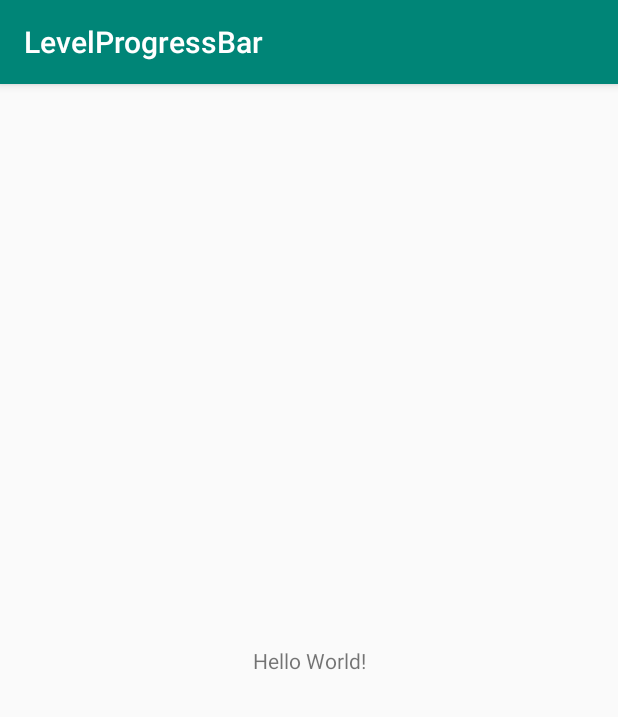
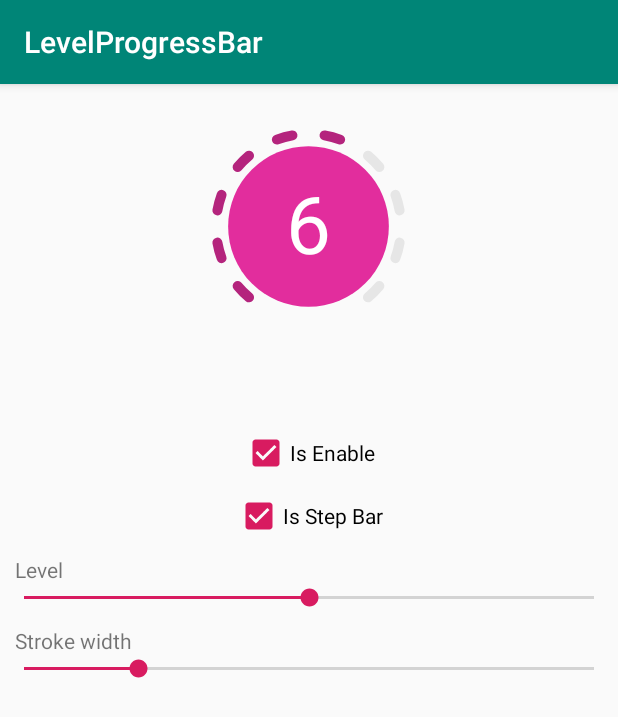
Before and after one commit to rezaiyan/LevelProgressBar, an Android app: the screen it shows after launch (MainActivity), on a phone screen of 412 x 824 dp. Shown: the top 717 px of the screen. Run offline under Robolectric (Android 15) with nearby library versions, the phone set to English and light mode, and no system bars.

Commit message:
Level progress view created

```diff
--- a/app/src/main/AndroidManifest.xml
+++ b/app/src/main/AndroidManifest.xml
@@ -1,6 +1,6 @@
 <?xml version="1.0" encoding="utf-8"?>
 <manifest xmlns:android="http://schemas.android.com/apk/res/android"
-          package="ir.alirezaiyan.levelprogressbar">
+          xmlns:tools="http://schemas.android.com/tools" package="ir.alirezaiyan.levelprogressbar">
 
     <application
             android:allowBackup="true"
@@ -8,8 +8,8 @@
             android:label="@string/app_name"
             android:roundIcon="@mipmap/ic_launcher_round"
             android:supportsRtl="true"
-            android:theme="@style/AppTheme">
-        <activity android:name=".MainActivity">
+            android:theme="@style/AppTheme" tools:ignore="GoogleAppIndexingWarning">
+        <activity android:name="ir.alirezaiyan.levelprogressbar.MainActivity">
             <intent-filter>
                 <action android:name="android.intent.action.MAIN"/>
 
--- a/app/src/main/java/ir/alirezaiyan/levelprogressbar/MainActivity.kt
+++ b/app/src/main/java/ir/alirezaiyan/levelprogressbar/MainActivity.kt
@@ -2,11 +2,46 @@ package ir.alirezaiyan.levelprogressbar
 
 import androidx.appcompat.app.AppCompatActivity
 import android.os.Bundle
+import kotlinx.android.synthetic.main.activity_main.*
+import android.widget.SeekBar
+
+
 
 class MainActivity : AppCompatActivity() {
 
     override fun onCreate(savedInstanceState: Bundle?) {
         super.onCreate(savedInstanceState)
         setContentView(R.layout.activity_main)
+
+
+        p1IsEnable.setOnCheckedChangeListener { compoundButton, b ->  p1.setEnable(b) }
+        p1IsStepBar.setOnCheckedChangeListener { compoundButton, b ->  p1.setIsStep(b)}
+
+        p1LevelSeek.setOnSeekBarChangeListener(object : SeekBar.OnSeekBarChangeListener {
+            override fun onProgressChanged(seekBar: SeekBar, progress: Int, fromUser: Boolean) {
+                p1.setSpeed(progress)
+            }
+
+            override fun onStartTrackingTouch(seekBar: SeekBar) {
+                //write custom code to on start progress
+            }
+
+            override fun onStopTrackingTouch(seekBar: SeekBar) {
+            }
+        })
+
+        p1LevelSeekStroke.setOnSeekBarChangeListener(object : SeekBar.OnSeekBarChangeListener {
+            override fun onProgressChanged(seekBar: SeekBar, progress: Int, fromUser: Boolean) {
+                p1.setStrokeWidth(progress.toFloat())
+            }
+
+            override fun onStartTrackingTouch(seekBar: SeekBar) {
+                //write custom code to on start progress
+            }
+
+            override fun onStopTrackingTouch(seekBar: SeekBar) {
+            }
+        })
+
     }
 }
--- a/app/src/main/res/layout/activity_main.xml
+++ b/app/src/main/res/layout/activity_main.xml
@@ -1,19 +1,92 @@
 <?xml version="1.0" encoding="utf-8"?>
-<androidx.constraintlayout.widget.ConstraintLayout
+<RelativeLayout
         xmlns:android="http://schemas.android.com/apk/res/android"
         xmlns:tools="http://schemas.android.com/tools"
         xmlns:app="http://schemas.android.com/apk/res-auto"
         android:layout_width="match_parent"
-        android:layout_height="match_parent"
-        tools:context=".MainActivity">
+        tools:context=".MainActivity"
+        android:layout_height="match_parent">
 
-    <TextView
-            android:layout_width="wrap_content"
-            android:layout_height="wrap_content"
-            android:text="Hello World!"
-            app:layout_constraintBottom_toBottomOf="parent"
-            app:layout_constraintLeft_toLeftOf="parent"
-            app:layout_constraintRight_toRightOf="parent"
-            app:layout_constraintTop_toTopOf="parent"/>
 
-</androidx.constraintlayout.widget.ConstraintLayout>
+    <ir.alirezaiyan.progressbar.LevelProgressBar
+            android:id="@+id/p1"
+            android:layout_width="150dp"
+            android:layout_centerHorizontal="true"
+            android:layout_marginTop="20dp"
+            android:layout_height="150dp"
+            app:spb_background_progress_color="#E22D9D"
+            app:spb_is_enable="true"
+            app:spb_unprogress_color="#E6E6E6"
+            app:spb_stroke_with="10"
+            app:spb_is_step_progress="true"
+            app:spb_level="level6"
+            app:spb_text_level_color="#fff"
+            app:spb_text_title_color="#040504"/>
+
+
+    <LinearLayout
+            android:layout_below="@+id/p1"
+            android:layout_width="match_parent"
+            android:gravity="center"
+            android:layout_marginTop="50dp"
+            android:orientation="vertical"
+            android:layout_height="wrap_content">
+
+        <CheckBox
+                android:id="@+id/p1IsEnable"
+                android:text="Is Enable"
+                android:layout_marginTop="10dp"
+                android:checked="true"
+                android:layout_width="wrap_content"
+                android:layout_height="wrap_content"
+                tools:ignore="HardcodedText"/>
+
+        <CheckBox
+                android:id="@+id/p1IsStepBar"
+                android:text="Is Step Bar"
+                android:layout_marginTop="10dp"
+                android:checked="true"
+                android:layout_width="wrap_content"
+                android:layout_height="wrap_content"
+                tools:ignore="HardcodedText"/>
+
+        <TextView
+                android:gravity="start"
+                android:layout_marginTop="10dp"
+                android:paddingStart="10dp"
+                android:layout_width="match_parent"
+                android:text="Level"
+                android:layout_height="wrap_content"
+                android:paddingLeft="10dp"
+                tools:ignore="HardcodedText,RtlSymmetry"/>
+
+        <SeekBar
+                android:id="@+id/p1LevelSeek"
+                android:indeterminate="false"
+                android:progress="5"
+                android:max="10"
+                android:layout_width="match_parent"
+                android:layout_height="wrap_content"/>
+
+
+        <TextView
+                android:gravity="start"
+                android:paddingStart="10dp"
+                android:layout_marginTop="10dp"
+                android:layout_width="match_parent"
+                android:text="Stroke width"
+                android:layout_height="wrap_content"
+                android:paddingLeft="10dp"
+                tools:ignore="HardcodedText,RtlSymmetry"/>
+
+        <SeekBar
+                android:id="@+id/p1LevelSeekStroke"
+                android:indeterminate="false"
+                android:progress="10"
+                android:max="50"
+                android:layout_width="match_parent"
+                android:layout_height="wrap_content"/>
+
+    </LinearLayout>
+
+</RelativeLayout>
--- a/build.gradle
+++ b/build.gradle
@@ -5,11 +5,11 @@ buildscript {
     repositories {
         google()
         jcenter()
-
     }
     dependencies {
         classpath 'com.android.tools.build:gradle:3.5.0-alpha07'
         classpath "org.jetbrains.kotlin:kotlin-gradle-plugin:$kotlin_version"
+        classpath 'com.novoda:bintray-release:0.8.1'
         // NOTE: Do not place your application dependencies here; they belong
         // in the individual module build.gradle files
     }
@@ -19,7 +19,6 @@ allprojects {
     repositories {
         google()
         jcenter()
-
     }
 }
 
--- /dev/null
+++ b/progressbar/src/main/AndroidManifest.xml
@@ -0,0 +1,2 @@
+<manifest xmlns:android="http://schemas.android.com/apk/res/android"
+          package="ir.alirezaiyan.progressbar"/>
--- /dev/null
+++ b/progressbar/src/main/java/ir/alirezaiyan/progressbar/LevelProgressBar.kt
@@ -0,0 +1,495 @@
+package ir.alirezaiyan.progressbar
+
+import android.content.Context
+import android.graphics.*
+import android.graphics.drawable.Drawable
+import android.os.Build
+import android.util.AttributeSet
+import android.view.View
+import android.view.ViewOutlineProvider
+import androidx.annotation.RequiresApi
+import androidx.core.graphics.ColorUtils
+import kotlin.math.min
+
+/**
+ * @author ali (alirezaiyann@gmail.com)
+ * @since 8/25/19 10:29 PM.
+ */
+
+class LevelProgressBar @JvmOverloads constructor(
+    context: Context, attrs: AttributeSet? = null, defStyleAttr: Int = 0
+) : View(context, attrs, defStyleAttr) {
+
+    companion object {
+
+        const val DEFAULT_SPEED = 1
+        const val DEFAULT_TEXT_TITLE = "Level"
+        const val DEFAULT_START_ANGLE = 120
+        const val DEFAULT_TOTAL_ANGLE = 300
+        const val DEFAULT_STROKE_WiDTH = 10
+        const val OPACITY = 100
+        const val DEFAULT_MAX_PROGRESS = 100
+        const val DEFAULT_TEXT_LEVEL_COLOR = Color.WHITE
+        const val DEFAULT_TEXT_TITLE_COLOR = Color.BLACK
+        const val DEFAULT_BACKGROUND_COLOR = Color.GREEN
+        const val DEFAULT_PROGRESS_COLOR = Color.BLUE
+        const val DEFAULT_UNPROGRESS_COLOR = Color.GRAY
+        const val DEFAULT_IS_ENABLE = true
+        const val DEFAULT_IS_STEP_PROGRESS = false
+
+    }
+
+    private var speed = DEFAULT_SPEED
+
+    private var textTitle: String? = DEFAULT_TEXT_TITLE
+
+    private var textLevelColor = DEFAULT_TEXT_LEVEL_COLOR
+    private var textTitleColor = DEFAULT_TEXT_TITLE_COLOR
+    private var backgroundProgressColor = DEFAULT_BACKGROUND_COLOR
+    private var progressColor = DEFAULT_PROGRESS_COLOR
+    private var unprogressColor = DEFAULT_UNPROGRESS_COLOR
+
+    private var isEnable = DEFAULT_IS_ENABLE
+    private var isStepProgress = DEFAULT_IS_STEP_PROGRESS
+
+    private var mReady: Boolean = false
+    private var mSetupPending: Boolean = false
+
+
+    private var strokeWidth = DEFAULT_STROKE_WiDTH.toFloat()
+    private var radius = 50f
+
+    /**
+     * Start the progress at 6 o'clock
+     */
+    private val mBorderRect = RectF()
+    private val progressRect = RectF()
+
+    private var progressPaint = Paint()
+    private var unProgressPaint = Paint()
+    private var textLevelPaint = Paint()
+    private var textTitlePaint = Paint()
+    private val backgroundPaint = Paint()
+
+
+    init {
+        context.theme.obtainStyledAttributes(
+            attrs,
+            R.styleable.SpeedProgressBar,
+            0, 0
+        ).apply {
+            try {
+                speed = getInteger(R.styleable.SpeedProgressBar_spb_level,
+                    DEFAULT_SPEED
+                )
+
+                textTitle = getString(R.styleable.SpeedProgressBar_spb_text_title)
+
+                isEnable = getBoolean(R.styleable.SpeedProgressBar_spb_is_enable,
+                    DEFAULT_IS_ENABLE
+                )
+
+                isStepProgress = getBoolean(R.styleable.SpeedProgressBar_spb_is_step_progress,
+                    DEFAULT_IS_ENABLE
+                )
+
+                textLevelColor = getColor(R.styleable.SpeedProgressBar_spb_text_level_color,
+                    DEFAULT_TEXT_LEVEL_COLOR
+                )
+
+                textTitleColor = getColor(R.styleable.SpeedProgressBar_spb_text_title_color,
+                    DEFAULT_TEXT_TITLE_COLOR
+                )
+
+                backgroundProgressColor = getColor(
+                    R.styleable.SpeedProgressBar_spb_background_progress_color,
+                    DEFAULT_TEXT_TITLE_COLOR
+                )
+
+                progressColor = getColor(R.styleable.SpeedProgressBar_spb_progress_color,
+                    DEFAULT_PROGRESS_COLOR
+                )
+
+                unprogressColor = getColor(R.styleable.SpeedProgressBar_spb_unprogress_color,
+                    DEFAULT_UNPROGRESS_COLOR
+                )
+
+                strokeWidth = getInteger(R.styleable.SpeedProgressBar_spb_stroke_with,
+                    DEFAULT_STROKE_WiDTH
+                ).toFloat()
+
+            } finally {
+                recycle()
+            }
+        }
+
+        mReady = true
+
+        if (mSetupPending) {
+            setup()
+            mSetupPending = false
+        }
+
+    }
+
+    private fun setup() {
+
+        if (!mReady) {
+            mSetupPending = true
+            return
+        }
+
+        if (width == 0 && height == 0) {
+            return
+        }
+
+        mBorderRect.set(calculateBounds())
+
+        textLevelPaint.apply {
+            isAntiAlias = true
+            textAlign = Paint.Align.CENTER
+            textSize = radius
+            color = textLevelColor
+        }
+
+        textTitlePaint.apply {
+            isAntiAlias = true
+            textAlign = Paint.Align.CENTER
+            textSize = radius
+            color = textTitleColor
+        }
+
+        progressPaint.apply {
+            isAntiAlias = true
+            color = ColorUtils.blendARGB(backgroundProgressColor, Color.BLACK, 0.2f)
+            style = Paint.Style.STROKE
+            strokeWidth = this@LevelProgressBar.strokeWidth
+            strokeCap = if (isStepProgress) Paint.Cap.ROUND else Paint.Cap.BUTT
+        }
+
+        unProgressPaint.apply {
+            isAntiAlias = true
+            color = unprogressColor
+            style = Paint.Style.STROKE
+            strokeWidth = this@LevelProgressBar.strokeWidth
+            strokeCap = if (isStepProgress) Paint.Cap.ROUND else Paint.Cap.BUTT
+
+        }
+
+        backgroundPaint.apply {
+            isAntiAlias = true
+            color = backgroundProgressColor
+        }
+
+        if (!isEnable) {
+            textLevelPaint.alpha = OPACITY
+            textTitlePaint.alpha = OPACITY
+            progressPaint.alpha = OPACITY
+            backgroundPaint.alpha = OPACITY
+            unProgressPaint.alpha = OPACITY
+        }
+
+    }
+
+    override fun onDraw(canvas: Canvas) {
+        super.onDraw(canvas)
+
+        canvas.drawCircle(mBorderRect.centerX(), mBorderRect.centerY(), radius, backgroundPaint)
+
+        val progress = speed * 10
+        val angle = DEFAULT_TOTAL_ANGLE * progress / DEFAULT_MAX_PROGRESS
+
+        //    step progress
+        if (isStepProgress) {
+            var step = 10
+            while (step <= DEFAULT_TOTAL_ANGLE) {
+                if (step <= angle) {
+                    canvas.drawArc(mBorderRect, (DEFAULT_START_ANGLE + step).toFloat(), 10f, false, progressPaint)
+                } else {
+                    canvas.drawArc(mBorderRect, (DEFAULT_START_ANGLE + step).toFloat(), 10f, false, unProgressPaint)
+                }
+                step += 30
+            }
+        } else {
+
+            canvas.drawArc(mBorderRect, DEFAULT_START_ANGLE.toFloat(), angle.toFloat(), false, progressPaint)
+            if (angle < DEFAULT_TOTAL_ANGLE) {
+                canvas.drawArc(
+                    mBorderRect,
+                    (DEFAULT_START_ANGLE + angle).toFloat(),
+                    (DEFAULT_TOTAL_ANGLE - angle).toFloat(),
+                    false,
+                    unProgressPaint
+                )
+            }
+        }
+
+        val textHeight = textLevelPaint.descent() - textLevelPaint.ascent()
+        val textOffset = textHeight / 2 - textLevelPaint.descent()
+
+        //levelTitle
+        canvas
+            .drawText(
+                speed.toString(), mBorderRect.centerX(), mBorderRect.centerY() + textOffset,
+                textLevelPaint
+            )
+
+        //label
+        //    canvas.drawText(textTitle, mBorderRect.centerX()-50, getHeight()+50, textTitlePaint);
+
+        //    canvas.drawArc(mBorderRect, DEFAULT_START_ANGLE, angle, false, progressPaint);
+
+    }
+
+
+    /*Don't set background*/
+    override fun setBackground(background: Drawable) {
+        //    super.setBackground(background);
+    }
+
+    override fun setBackgroundColor(color: Int) {
+        //    super.setBackgroundColor(color);
+    }
+
+    override fun setOnClickListener(l: OnClickListener?) {
+        if (isEnable) {
+            super.setOnClickListener(l)
+        }
+    }
+
+    override fun setOnTouchListener(l: OnTouchListener) {
+        if (isEnable) {
+            super.setOnTouchListener(l)
+        }
+    }
+
+
+    override fun onMeasure(widthMeasureSpec: Int, heightMeasureSpec: Int) {
+        super.onMeasure(widthMeasureSpec, heightMeasureSpec)
+
+        val widthMode = MeasureSpec.getMode(widthMeasureSpec)
+        val widthSize = MeasureSpec.getSize(widthMeasureSpec)
+        val heightMode = MeasureSpec.getMode(heightMeasureSpec)
+        val heightSize = MeasureSpec.getSize(heightMeasureSpec)
+
+        val desiredWidth = 80
+        val desiredHeight = 80
+
+        val width: Int
+        val height: Int
+
+        //Measure Width
+        width = when (widthMode) {
+            MeasureSpec.EXACTLY -> //Must be this size
+                widthSize
+            MeasureSpec.AT_MOST -> //Can't be bigger than...
+                min(desiredWidth, widthSize)
+            else -> //Be whatever you want
+                desiredWidth
+        }
+
+        //Measure Height
+        height = when (heightMode) {
+            MeasureSpec.EXACTLY -> //Must be this size
+                heightSize
+            MeasureSpec.AT_MOST -> //Can't be bigger than...
+                min(desiredHeight, heightSize)
+            else -> //Be whatever you want
+                desiredHeight
+        }
+        val min = min(width, height)
+        radius = min / 2f - min / 7f
+
+        setMeasuredDimension(width, height)
+
+    }
+
+
+    override fun onSizeChanged(w: Int, h: Int, oldw: Int, oldh: Int) {
+        super.onSizeChanged(w, h, oldw, oldh)
+        setup()
+    }
+
+    override fun setPadding(left: Int, top: Int, right: Int, bottom: Int) {
+        super.setPadding(left, top, right, bottom)
+        setup()
+    }
+
+    override fun setPaddingRelative(start: Int, top: Int, end: Int, bottom: Int) {
+        super.setPaddingRelative(start, top, end, bottom)
+        setup()
+    }
+
+
+    private fun calculateBounds(): RectF {
+        val availableWidth = width - paddingLeft - paddingRight
+        val availableHeight = height - paddingTop - paddingBottom
+
+        val sideLength = min(availableWidth, availableHeight)
+
+        val left = (paddingLeft + (availableWidth - sideLength) / 2f)
+        val top = (paddingTop + (availableHeight - sideLength) / 2f)
+
+        return RectF(left+20, top+20, left + sideLength-20, top + sideLength-20)
+    }
+
+
+    //<editor-fold desc="Setter/Getter">
+
+    fun setTypeface(typeface: Typeface) {
+        textTitlePaint.typeface = typeface
+        textLevelPaint.typeface = typeface
+    }
+
+    fun getSpeed(): Int {
+        return speed
+    }
+
+    fun setSpeed(speed: Int) {
+
+        if (this.speed == speed) {
+            return
+        }
+
+        this.speed = speed
+        setup()
+        invalidate()
+    }
+
+
+    fun setStrokeWidth(stroke: Float) {
+
+        if (this.strokeWidth == stroke) {
+            return
+        }
+
+        this.strokeWidth = stroke
+        setup()
+        invalidate()
+    }
+
+    fun getTextTitle(): String? {
+        return textTitle
+    }
+
+    fun setTextTitle(textTitle: String) {
+
+        if (this.textTitle == textTitle) {
+            return
+        }
+
+        this.textTitle = textTitle
+        setup()
+    }
+
+    fun getTextLevelColor(): Int {
+        return textLevelColor
+    }
+
+    fun setTextLevelColor(textLevelColor: Int) {
+
+        if (this.textLevelColor == textLevelColor) {
+            return
+        }
+
+        this.textLevelColor = textLevelColor
+        setup()
+    }
+
+    fun getTextTitleColor(): Int {
+        return textTitleColor
+    }
+
+    fun setTextTitleColor(textTitleColor: Int) {
+
+        if (this.textTitleColor == textTitleColor) {
+            return
+        }
+
+        this.textTitleColor = textTitleColor
+        setup()
+
+    }
+
+    fun getBackgroundProgressColor(): Int {
+        return backgroundProgressColor
+    }
+
+    fun setBackgroundProgressColor(backgroundProgressColor: Int) {
+
+        if (this.backgroundProgressColor == backgroundProgressColor) {
+            return
+        }
+
+        this.backgroundProgressColor = backgroundProgressColor
+        setup()
+
+    }
+
+    fun getProgressColor(): Int {
+        return progressColor
+    }
+
+    fun setProgressColor(progressColor: Int) {
+
+        if (this.progressColor == progressColor) {
+            return
+        }
+
+        this.progressColor = progressColor
+        setup()
+    }
+
+    fun getUnprogressColor(): Int {
+        return unprogressColor
+    }
+
+    fun setUnprogressColor(unprogressColor: Int) {
+
+        if (this.unprogressColor == unprogressColor) {
+            return
+        }
+
+        this.unprogressColor = unprogressColor
+        setup()
+
+    }
+
+    fun isEnable(): Boolean {
+        return isEnable
+    }
+
+    fun setEnable(enable: Boolean) {
+        if (this.isEnable == enable) {
+            return
+        }
+
+        this.isEnable = enable
+        setup()
+        invalidate()
+    }
+
+
+    fun setLevel(level: Int) {
+        if (this.speed == level) {
+            return
+        }
+
+        this.speed = level
+        setup()
+    }
+
+
+
+    fun setIsStep(isStepProgress: Boolean) {
+        if (this.isStepProgress == isStepProgress) {
+            return
+        }
+
+        this.isStepProgress = isStepProgress
+        invalidate()
+    }
+
+    //</editor-fold>
+
+}
--- /dev/null
+++ b/progressbar/src/main/res/values/strings.xml
@@ -0,0 +1,3 @@
+<resources>
+    <string name="app_name">LevelProgressBar</string>
+</resources>
--- a/settings.gradle
+++ b/settings.gradle
@@ -1,2 +1,2 @@
-include ':app'
+include ':app', ':progressbar'
 rootProject.name='LevelProgressBar'
```
Also changed, not shown: app/build.gradle (+4 -5 lines), progressbar/build.gradle (added, +47 -0 lines), progressbar/src/main/res/values/attrs.xml (added, +32 -0 lines), 5 other files.
